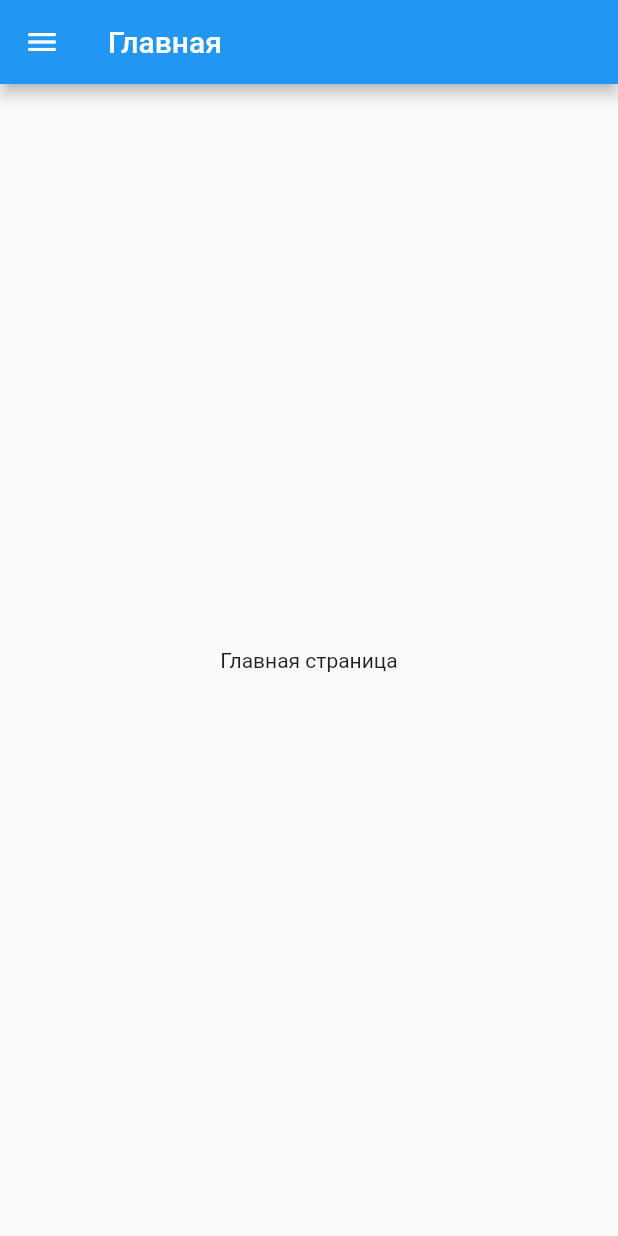
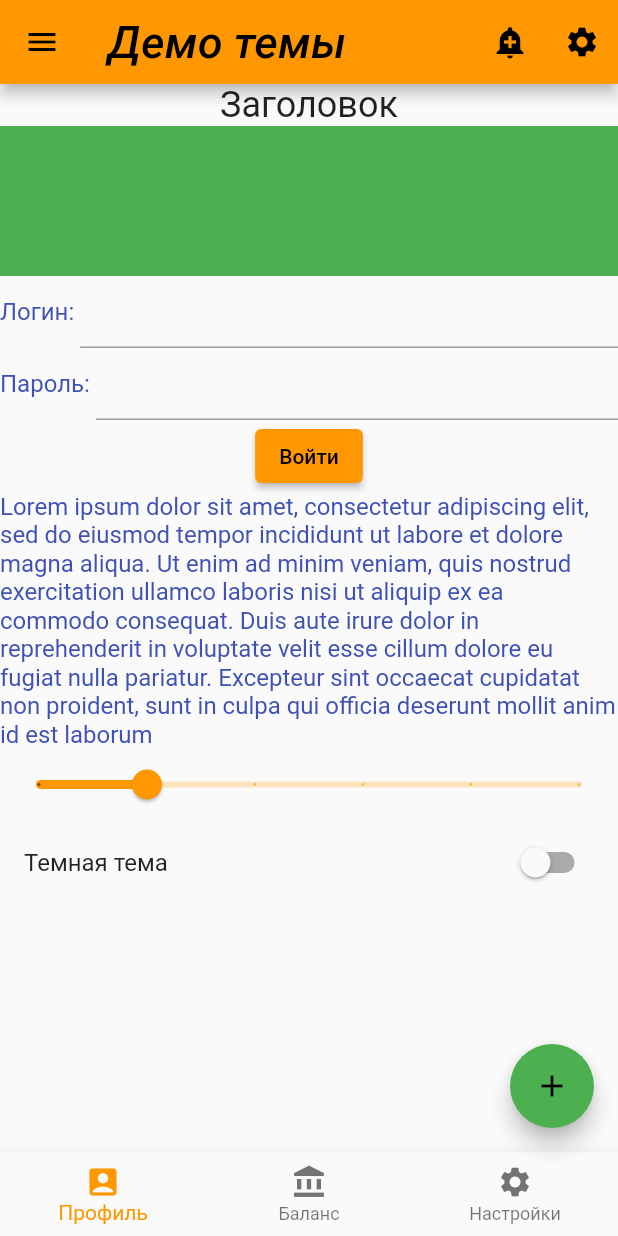
Before and after one commit to ToKc-a/practice_flutter_mobile_app, a Flutter app: the screen it shows after launch, on a phone screen of 412 x 824 dp. Run offline on Flutter 3.47's test engine with Material 2 defaults, Android fonts, the phone set to English and light mode, and no system bars; our stand-ins replace flutter_svg; Roboto replaces fonts that are missing (Georgia, Hind).

Commit message:
add theme

```diff
--- a/lib/main.dart
+++ b/lib/main.dart
@@ -1,8 +1,9 @@
 import 'package:flutter/material.dart';
 import 'package:practice_mobile_app/screens/expanded_demo_screen.dart';
 import 'package:practice_mobile_app/screens/navigation_demo.dart';
+import 'package:practice_mobile_app/screens/theme_demo_screen.dart';
 import 'screens/auth_screen.dart';
 
 void main() {
-  runApp(const NavigationDemo());
+  runApp(const ThemeDemoApp());
 }
--- /dev/null
+++ b/lib/screens/theme_demo_screen.dart
@@ -0,0 +1,168 @@
+import 'package:flutter/material.dart';
+import 'package:flutter_svg/flutter_svg.dart';
+import 'package:practice_mobile_app/utils/global_theme.dart';
+import 'package:practice_mobile_app/utils/strings.dart';
+
+class ThemeDemoApp extends StatelessWidget {
+  const ThemeDemoApp({Key? key}) : super(key: key);
+
+  @override
+  Widget build(BuildContext context) {
+    return MaterialApp(
+      theme: globalTheme(),
+      home: ThemesDemoScreen(),
+    );
+  }
+}
+
+class ThemesDemoScreen extends StatefulWidget {
+  const ThemesDemoScreen({Key? key}) : super(key: key);
+
+  @override
+  _ThemesDemoScreenState createState() => _ThemesDemoScreenState();
+}
+
+class _ThemesDemoScreenState extends State<ThemesDemoScreen> {
+  double _currentSliderValue = 20;
+  bool _isDarkTheme = false;
+
+  Widget _navigationDraw() => Drawer(
+        child: ListView(
+          padding: EdgeInsets.zero,
+          children: [
+            DrawerHeader(
+              decoration: const BoxDecoration(
+                color: Colors.blue,
+              ),
+              child: Container(
+                height: 200,
+                child: Column(
+                  mainAxisAlignment: MainAxisAlignment.center,
+                  crossAxisAlignment: CrossAxisAlignment.center,
+                  children: [
+                    Container(
+                      height: 100,
+                      decoration: const BoxDecoration(
+                          borderRadius:
+                              BorderRadius.all(Radius.circular(50.0))),
+                      child: SvgPicture.network(
+                          "https://upload.wikimedia.org/wikipedia/commons/4/44/Google-flutter-logo.svg"),
+                    ),
+                    Text('Навигация во Flutter')
+                  ],
+                ),
+              ),
+            ),
+            ListTile(
+              leading: const Icon(Icons.one_k),
+              title: const Text('Каталог'),
+              onTap: () {},
+            ),
+            ListTile(
+              leading: const Icon(Icons.two_k),
+              title: const Text('Корзина'),
+              onTap: () {},
+            ),
+            const Divider(),
+            const Padding(
+              padding: EdgeInsets.only(left: 10),
+              child: Text(
+                'Профиль',
+                style:
+                    TextStyle(color: Colors.grey, fontWeight: FontWeight.bold),
+              ),
+            ),
+            ListTile(
+              leading: const Icon(Icons.settings),
+              title: const Text('Настройки'),
+              onTap: () {},
+            ),
+          ],
+        ),
+      );
+
+  PreferredSizeWidget _appBar() => AppBar(
+        title: Text('Демо темы'),
+        actions: [
+          IconButton(
+            icon: const Icon(Icons.add_alert),
+            tooltip: 'Уведомления',
+            onPressed: () {},
+          ),
+          IconButton(
+            icon: const Icon(Icons.settings),
+            tooltip: 'Настройки',
+            onPressed: () {},
+          ),
+        ],
+      );
+
+  @override
+  Widget build(BuildContext context) {
+    return Scaffold(
+      appBar: _appBar(),
+      drawer: _navigationDraw(),
+      body: SingleChildScrollView(
+        child: Center(
+          child: Column(
+            children: [
+              Text(
+                'Заголовок',
+                style: Theme.of(context).textTheme.headline5,
+              ),
+              Container(
+                height: 100,
+                color: Theme.of(context).colorScheme.secondary,
+              ),
+              Row(
+                children: const [Text('Логин: '), Expanded(child: TextField())],
+              ),
+              Row(
+                children: const [
+                  Text('Пароль: '),
+                  Expanded(child: TextField())
+                ],
+              ),
+              ElevatedButton(onPressed: () {}, child: Text('Войти')),
+              Text(Strings.longBodyText),
+              Slider(
+                value: _currentSliderValue,
+                max: 100,
+                divisions: 5,
+                label: _currentSliderValue.round().toString(),
+                onChanged: (double value) {
+                  setState(() {
+                    _currentSliderValue = value;
+                  });
+                },
+              ),
+              SwitchListTile(
+                  title: Text('Темная тема'),
+                  value: _isDarkTheme,
+                  onChanged: (val) {
+                    setState(() {
+                      _isDarkTheme = !_isDarkTheme;
+                      if (_isDarkTheme) {}
+                    });
+                  })
+            ],
+          ),
+        ),
+      ),
+      floatingActionButton: FloatingActionButton(
+        onPressed: () {},
+        child: Icon(Icons.add),
+      ),
+      bottomNavigationBar: BottomNavigationBar(
+        items: const [
+          BottomNavigationBarItem(
+              icon: Icon(Icons.account_box), label: 'Профиль'),
+          BottomNavigationBarItem(
+              icon: Icon(Icons.account_balance), label: 'Баланс'),
+          BottomNavigationBarItem(
+              icon: Icon(Icons.settings), label: 'Настройки'),
+        ],
+      ),
+    );
+  }
+}
--- /dev/null
+++ b/lib/utils/global_theme.dart
@@ -0,0 +1,15 @@
+import 'package:flutter/material.dart';
+
+ThemeData globalTheme() => ThemeData(
+  fontFamily: 'Georgia',
+  splashColor: Colors.yellow,
+  colorScheme: ColorScheme.fromSwatch(
+    brightness: Brightness.light,
+    primarySwatch: Colors.orange,
+  ).copyWith(secondary: Colors.green),
+  textTheme: const TextTheme(
+    headline1: TextStyle(fontSize: 72.0, fontWeight: FontWeight.bold),
+    headline6: TextStyle(fontSize: 30.0, fontStyle: FontStyle.italic),
+    bodyText2: TextStyle(fontSize: 16.0, color: Colors.indigo, fontFamily: 'Hind'),
+  ),
+);
--- /dev/null
+++ b/lib/utils/strings.dart
@@ -0,0 +1,3 @@
+class Strings {
+  static const longBodyText = 'Lorem ipsum dolor sit amet, consectetur adipiscing elit, sed do eiusmod tempor incididunt ut labore et dolore magna aliqua. Ut enim ad minim veniam, quis nostrud exercitation ullamco laboris nisi ut aliquip ex ea commodo consequat. Duis aute irure dolor in reprehenderit in voluptate velit esse cillum dolore eu fugiat nulla pariatur. Excepteur sint occaecat cupidatat non proident, sunt in culpa qui officia deserunt mollit anim id est laborum';
+}
--- a/pubspec.yaml
+++ b/pubspec.yaml
@@ -34,6 +34,7 @@ dependencies:
   # The following adds the Cupertino Icons font to your application.
   # Use with the CupertinoIcons class for iOS style icons.
   cupertino_icons: ^1.0.2
+  flutter_svg: ^1.0.0
 
 dev_dependencies:
   flutter_test:
```
Also changed, not shown: pubspec.lock.
